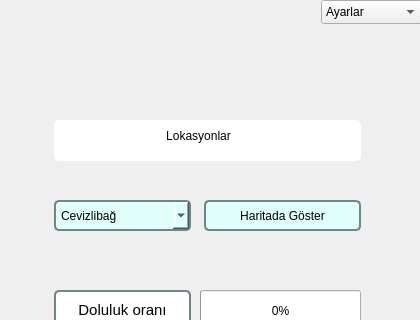
Before: the Qt Designer form SParkGUI/maplocation.ui in busrayakan/YTU_EHM_Bitirme_Projesi, drawn with Qt 5; both pictures show x 0 to 420 and y 0 to 320 of the 420 by 800 pixel window.
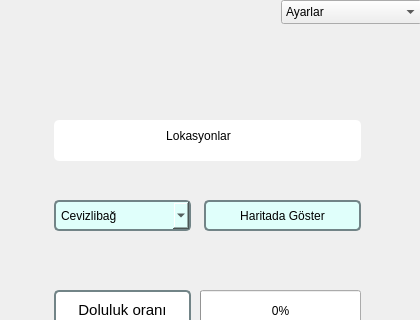
After: the same form once the commit is applied.

```diff
--- a/SParkGUI/maplocation.ui
+++ b/SParkGUI/maplocation.ui
@@ -806,9 +806,9 @@
    <widget class="QComboBox" name="comboBox_2">
     <property name="geometry">
      <rect>
-      <x>321</x>
+      <x>281</x>
       <y>0</y>
-      <width>101</width>
+      <width>141</width>
       <height>24</height>
      </rect>
     </property>
```
Left out of the diff: 5 changed lines with no effect on the pictures.
